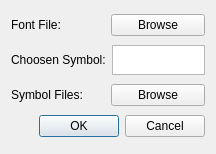
Before: the Qt Designer form fontdialog.ui in aizenbit/Scribbler, drawn with Qt 5.
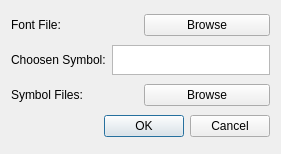
After: the same form once the commit is applied.

The edit to the form file:
```diff
--- a/fontdialog.ui
+++ b/fontdialog.ui
@@ -6,7 +6,7 @@
    <rect>
     <x>0</x>
     <y>0</y>
-    <width>216</width>
+    <width>281</width>
     <height>154</height>
    </rect>
   </property>
```
